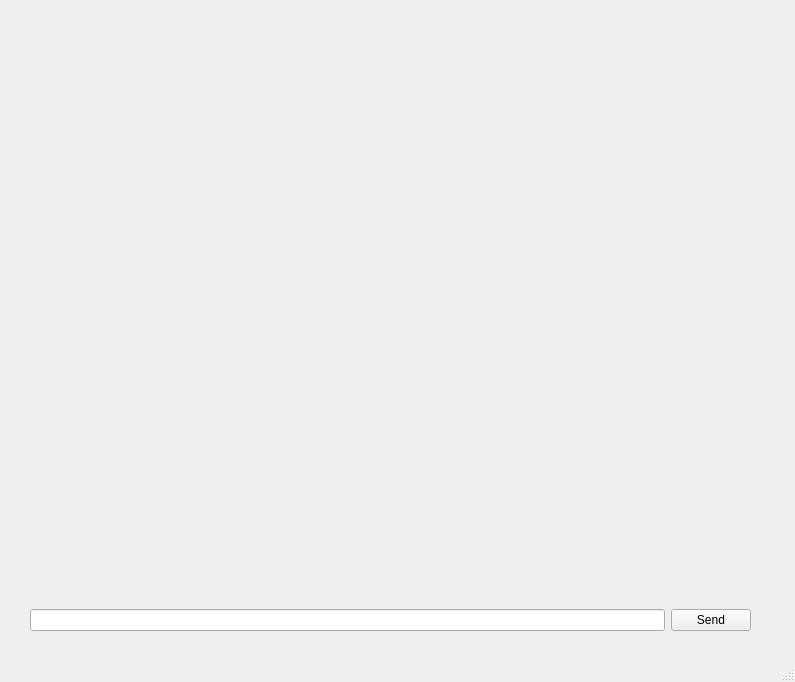
This is src/ui/main.ui in SSS-Says-Snek/hisock-voip-app as Qt 5 draws it before an edit. The edited form follows.
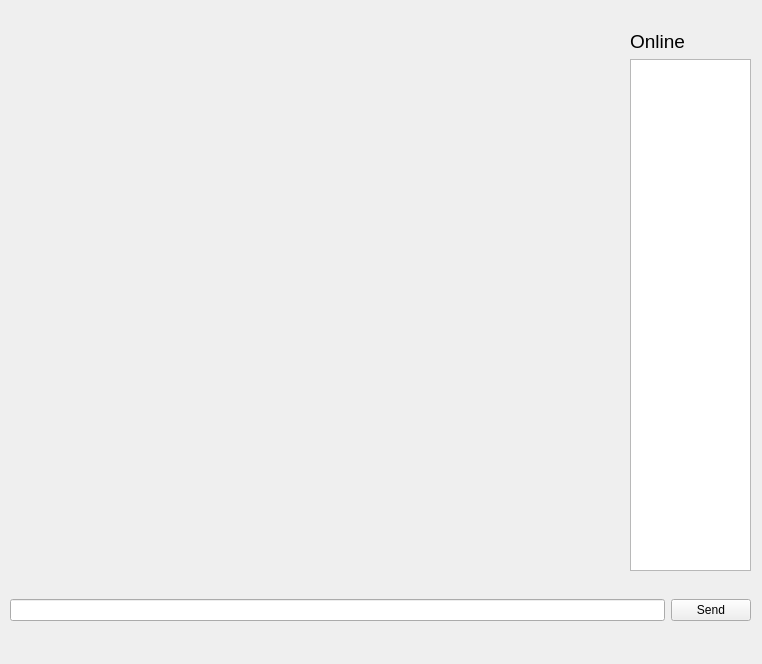
This is the edited form.

Commit message: Continue working on message widget

What changed in the file:
```diff
--- a/src/ui/main.ui
+++ b/src/ui/main.ui
@@ -6,24 +6,52 @@
    <rect>
     <x>0</x>
     <y>0</y>
-    <width>795</width>
-    <height>682</height>
+    <width>762</width>
+    <height>664</height>
    </rect>
   </property>
   <property name="windowTitle">
    <string>MainWindow</string>
   </property>
   <widget class="QWidget" name="centralwidget">
-   <widget class="QWidget" name="">
+   <widget class="QWidget" name="layoutWidget">
     <property name="geometry">
      <rect>
-      <x>30</x>
-      <y>590</y>
-      <width>721</width>
+      <x>630</x>
+      <y>30</y>
+      <width>121</width>
+      <height>541</height>
+     </rect>
+    </property>
+    <layout class="QVBoxLayout" name="right">
+     <item>
+      <widget class="QLabel" name="label">
+       <property name="font">
+        <font>
+         <family>Segoe UI</family>
+         <pointsize>14</pointsize>
+        </font>
+       </property>
+       <property name="text">
+        <string>Online</string>
+       </property>
+      </widget>
+     </item>
+     <item>
+      <widget class="QListWidget" name="onlineUsers"/>
+     </item>
+    </layout>
+   </widget>
+   <widget class="QWidget" name="layoutWidget">
+    <property name="geometry">
+     <rect>
+      <x>10</x>
+      <y>580</y>
+      <width>741</width>
       <height>61</height>
      </rect>
     </property>
-    <layout class="QHBoxLayout" name="horizontalLayout">
+    <layout class="QHBoxLayout" name="send_box">
      <item>
       <widget class="QLineEdit" name="lineEdit"/>
      </item>
@@ -37,7 +65,6 @@
     </layout>
    </widget>
   </widget>
-  <widget class="QStatusBar" name="statusbar"/>
  </widget>
  <resources/>
  <connections/>
```
Left out of the diff: 19 changed lines with no effect on the pictures. The commit also changes 6 other files.
